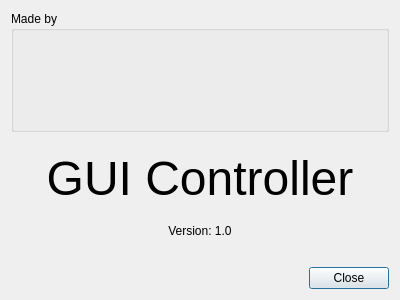
Qt form SpaGUIController/src/forms/dialogabout.ui (Zingam/SpaGUIController) before a commit.
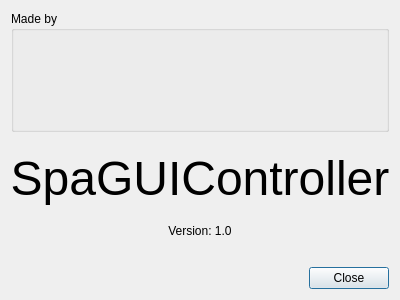
The same form after that commit. Icons and pictures are not drawn.

Commit message: SpaGUIController: Fixed translation

What changed in the file:
```diff
--- a/SpaGUIController/src/forms/dialogabout.ui
+++ b/SpaGUIController/src/forms/dialogabout.ui
@@ -82,7 +82,7 @@
         </font>
        </property>
        <property name="text">
-        <string>GUI Controller</string>
+        <string>SpaGUIController</string>
        </property>
        <property name="alignment">
         <set>Qt::AlignCenter</set>
```
Left out of the diff: 2 changed lines with no effect on the pictures. The commit also changes 4 other files.
